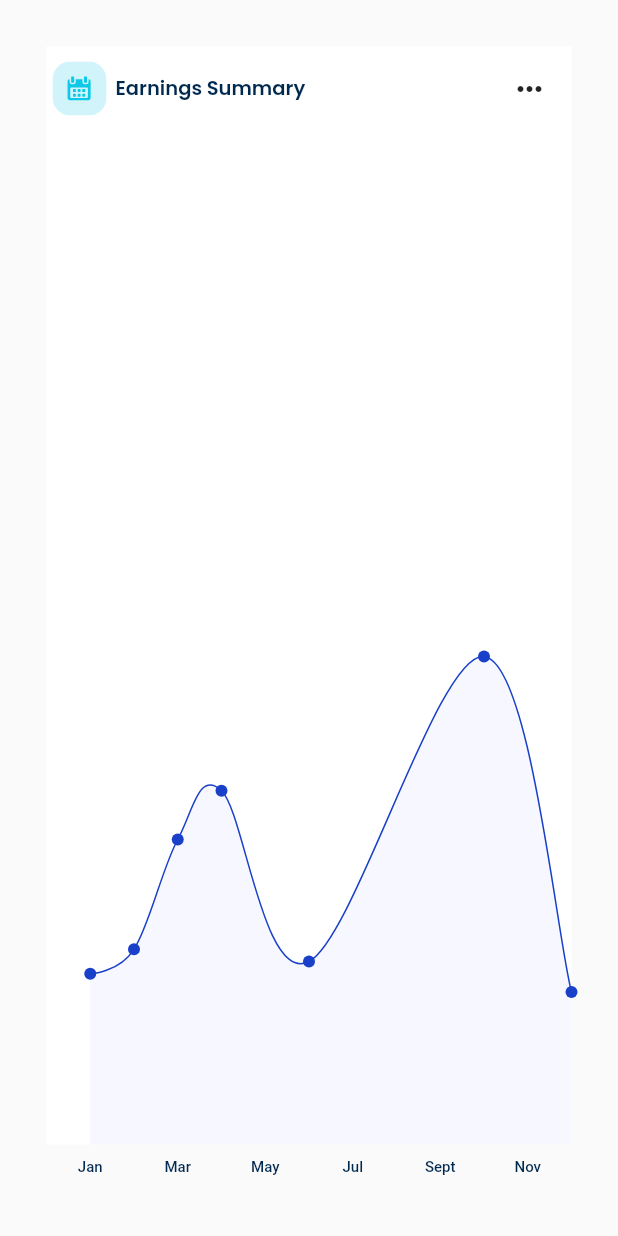
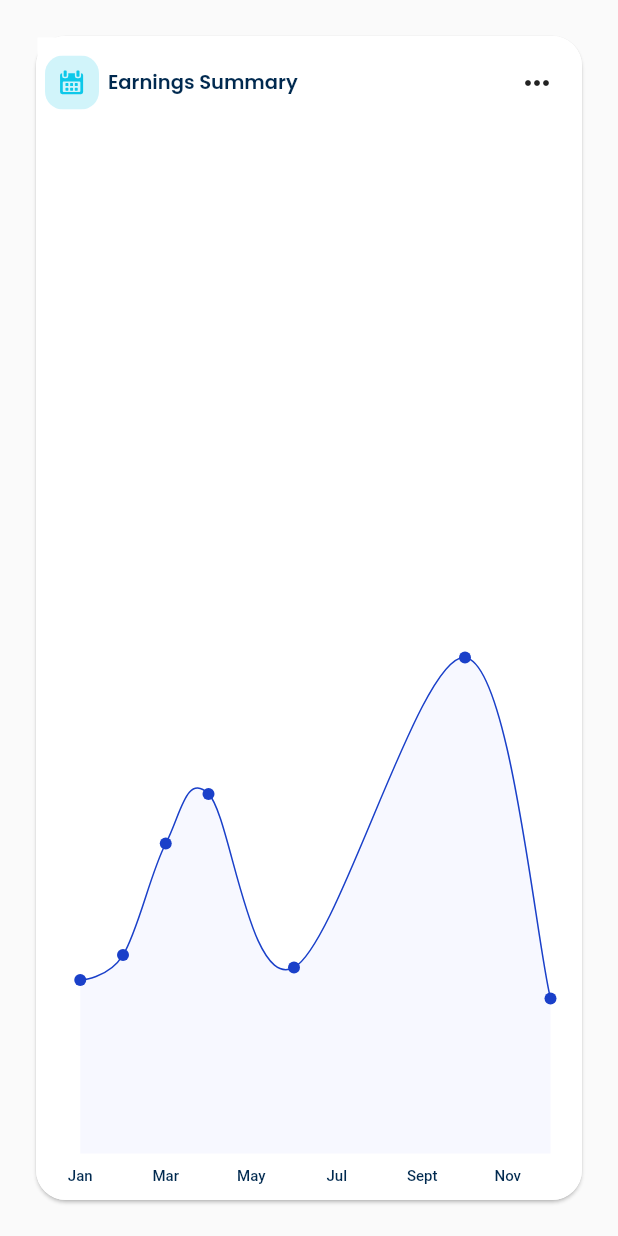
Before and after one commit to Mindinventory/secure_banking, a Flutter app: the MyLinearChart widget shown alone on an empty page, opened directly, on a phone screen of 412 x 824 dp. Run offline on Flutter 3.47's test engine with Material 2 defaults, Android fonts, the phone set to English and light mode, and no system bars; drawn by our look-alikes of fl_chart; our stand-ins replace cached_network_image, flutter_svg, get, get_it; network calls fail.

Commit message:
[refactor] - some of changes for improvement ui

```diff
--- a/lib/constant/app_assets.dart
+++ b/lib/constant/app_assets.dart
@@ -1,6 +1,6 @@
 class AssetImages {
   static const String userIcon = 'assets/images/user.svg';
-  static const String cardImg = 'assets/images/svg_imag_card.svg';
+  static const String cardImg = 'assets/images/3.0x/card.png';
   static const String addImg = 'assets/images/add.png';
   static const String preimumCardImag = 'assets/images/img_premium_card.svg';
 
--- a/lib/ui/widgets/chart_directory/line_chart.dart
+++ b/lib/ui/widgets/chart_directory/line_chart.dart
@@ -14,11 +14,21 @@ class MyLinearChart extends StatelessWidget {
   @override
   Widget build(BuildContext context) {
     return Container(
-      padding: const EdgeInsets.all(30),
+      padding: const EdgeInsets.all(20),
       alignment: Alignment.center,
       child: Stack(
         children: [
-          LineChart(LineChartData(
+          Card(
+            shape: const RoundedRectangleBorder(
+                borderRadius: BorderRadius.all(Radius.circular(20)),
+                side: BorderSide(
+                  width: 5,
+                  color: AppColors.white,
+                )),
+            child: Padding(
+              padding: const EdgeInsets.only(right:20),
+              child: LineChart(
+                  LineChartData(
                 backgroundColor: AppColors.white,
                 gridData: FlGridData(
                   show: true,
@@ -160,10 +170,11 @@ class MyLinearChart extends StatelessWidget {
                   ),
                 ],
               )),
-          Align(
-            alignment: Alignment.topLeft,
-            child: Padding(
-              padding: const EdgeInsets.all(5.0),
+            ),
+          ),
+          Container(
+            margin: const EdgeInsets.all(10.0),
+            height:50,
             child: Row(
               mainAxisAlignment: MainAxisAlignment.spaceBetween,
               children: [
@@ -184,7 +195,6 @@ class MyLinearChart extends StatelessWidget {
                     onPressed: () {}, icon: const Icon(Icons.more_horiz)),
               ],
             ),
-            ),
           )
         ],
       ),
--- a/lib/ui/widgets/transaction_view_widget.dart
+++ b/lib/ui/widgets/transaction_view_widget.dart
@@ -114,10 +114,12 @@ class _TransactionViewWidgetState extends State<TransactionViewWidget> {
                     ],
                   ),
                 ),
-                Padding(
-                  padding: const EdgeInsets.only(left: 20.0, top: 15),
-                  child: SvgPicture.asset(
+                Container(
+                  height:199,
+                  width: 293,
+                  child: Image.asset(
                     AssetImages.cardImg,
+                    fit: BoxFit.contain,
                   ),
                 ),
               ],
```
Also changed, not shown: assets/images/svg_imag_card.svg. Lines whose indentation alone changed are shown as unchanged.
